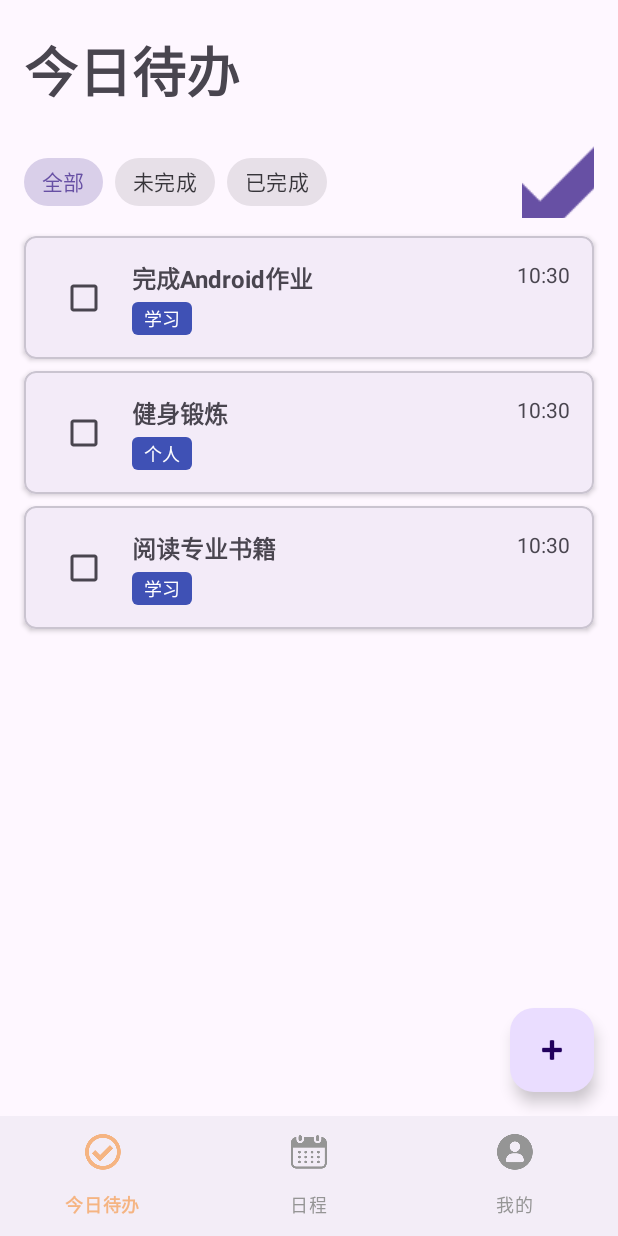
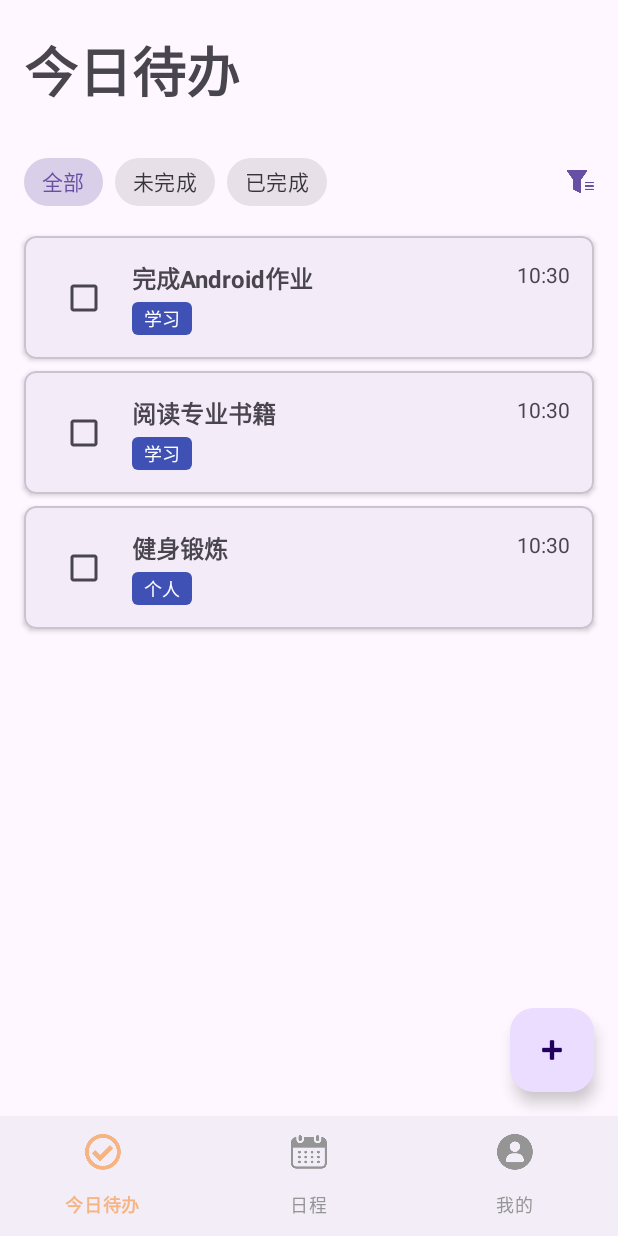
Before and after one commit to caoye04/-Planwise, an Android app: the screen it shows after launch (MainActivity), on a phone screen of 412 x 824 dp. Run offline under Robolectric (Android 15) with nearby library versions, the phone set to English and light mode, and no system bars; our stand-ins replace Room's generated code, navigation-ui.

Commit message:
feat 1.优化筛选图标，提高美观性 2. 其他很多改动，我也不知道为什么会出现一些奇怪的无关文件的改动，但还是统一push吧，以防一些诡异错误

```diff
--- a/code/app/src/main/java/com/example/planwise/data/model/Schedule.java
+++ b/code/app/src/main/java/com/example/planwise/data/model/Schedule.java
@@ -1,5 +1,4 @@
 package com.example.planwise.data.model;
-
 
 import androidx.room.Entity;
 import androidx.room.PrimaryKey;
--- a/code/app/src/main/java/com/example/planwise/ui/activity/MainActivity.java
+++ b/code/app/src/main/java/com/example/planwise/ui/activity/MainActivity.java
@@ -15,8 +15,8 @@ import com.example.planwise.ui.viewmodel.UserViewModel;
 
 public class MainActivity extends AppCompatActivity {
 
-    private ScheduleViewModel scheduleViewModel;
-    private UserViewModel userViewModel;
+//    private ScheduleViewModel scheduleViewModel;
+//    private UserViewModel userViewModel;
     private NavController navController;
 
     @Override
@@ -24,9 +24,9 @@ public class MainActivity extends AppCompatActivity {
         super.onCreate(savedInstanceState);
         setContentView(R.layout.activity_main);
 
-        // Setup ViewModels
-        scheduleViewModel = new ViewModelProvider(this).get(ScheduleViewModel.class);
-        userViewModel = new ViewModelProvider(this).get(UserViewModel.class);
+//         Setup ViewModels
+//        scheduleViewModel = new ViewModelProvider(this).get(ScheduleViewModel.class);
+//        userViewModel = new ViewModelProvider(this).get(UserViewModel.class);
 
         // Setup navigation
         BottomNavigationView bottomNavigationView = findViewById(R.id.bottom_navigation);
@@ -38,8 +38,8 @@ public class MainActivity extends AppCompatActivity {
         NavigationUI.setupWithNavController(bottomNavigationView, navController);
 
         // Observe login state
-        userViewModel.getIsLoggedIn().observe(this, isLoggedIn -> {
-            // Optional: Handle login/logout state changes
-        });
+//        userViewModel.getIsLoggedIn().observe(this, isLoggedIn -> {
+//            // Optional: Handle login/logout state changes
+//        });
     }
 }
--- a/code/app/src/main/java/com/example/planwise/ui/viewmodel/ScheduleViewModel.java
+++ b/code/app/src/main/java/com/example/planwise/ui/viewmodel/ScheduleViewModel.java
@@ -156,4 +156,5 @@ public class ScheduleViewModel extends AndroidViewModel {
     public void syncWithCloud(String userId) {
         repository.syncWithCloud(userId);
     }
+
 }
--- a/code/app/src/main/res/layout/fragment_today_todo.xml
+++ b/code/app/src/main/res/layout/fragment_today_todo.xml
@@ -59,11 +59,12 @@
             <!-- Add separate filter button -->
             <ImageButton
                 android:id="@+id/btn_advanced_filter"
-                android:layout_width="48dp"
-                android:layout_height="48dp"
+                android:layout_width="18dp"
+                android:layout_height="18dp"
                 android:background="?attr/selectableItemBackgroundBorderless"
                 android:contentDescription="高级筛选"
-                android:src="@drawable/ic_bottom_nav_today"
+                android:scaleType="centerInside"
+                android:src="@drawable/ic_filter"
                 app:tint="?attr/colorPrimary" />
         </LinearLayout>
     <androidx.recyclerview.widget.RecyclerView
```
Also changed, not shown: code/app/src/main/res/layout/dialog_time_filter.xml (added, +75 -0 lines), code/app/src/main/res/drawable/ic_filter.png (added).
